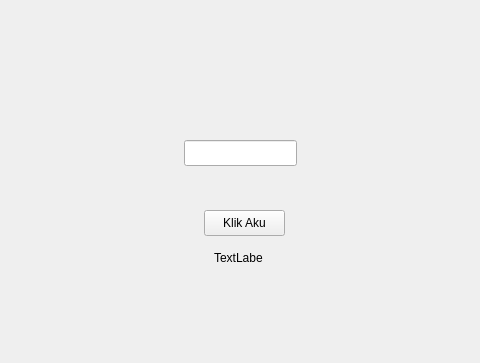
Old version of the form latihan.ui in the repository kickymaulana/belajar_pyside6; both pictures show x 106 to 586 and y 0 to 363 of the 800 by 600 pixel window.
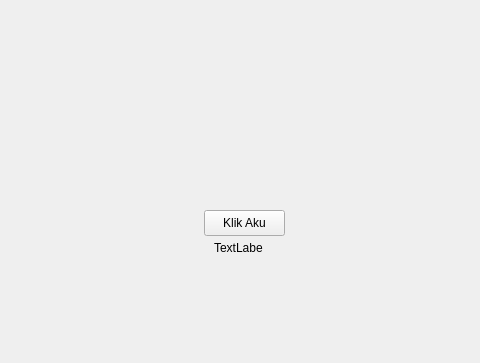
New version of the form.

Commit message: ulangin kode

```diff
--- a/latihan.ui
+++ b/latihan.ui
@@ -31,7 +31,7 @@
     <property name="geometry">
      <rect>
       <x>320</x>
-      <y>250</y>
+      <y>240</y>
       <width>49</width>
       <height>16</height>
      </rect>
@@ -40,16 +40,6 @@
      <string>TextLabel</string>
     </property>
    </widget>
-   <widget class="QLineEdit" name="input_nama">
-    <property name="geometry">
-     <rect>
-      <x>290</x>
-      <y>140</y>
-      <width>113</width>
-      <height>26</height>
-     </rect>
-    </property>
-   </widget>
   </widget>
   <widget class="QMenuBar" name="menubar">
    <property name="geometry">
```
The commit also changes 1 other file.
